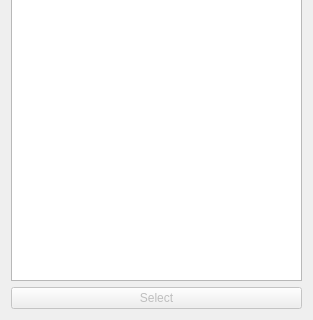
Qt form src/Widgets/dlgchooser.ui (Open-Transactions/Moneychanger) before a commit; both pictures show x 0 to 313 and y 146 to 466 of the 313 by 466 pixel window.
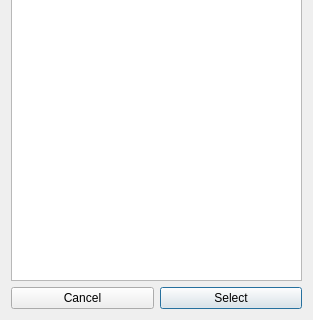
The same form after that commit.

Commit message: finished off chooser dialog.

Diff of the .ui file:
```diff
--- a/src/Widgets/dlgchooser.ui
+++ b/src/Widgets/dlgchooser.ui
@@ -29,14 +29,31 @@
       <widget class="QTableWidget" name="tableWidget"/>
      </item>
      <item>
+      <layout class="QHBoxLayout" name="horizontalLayout">
+       <item>
+        <widget class="QPushButton" name="cancelButton">
+         <property name="text">
+          <string>Cancel</string>
+         </property>
+         <property name="autoDefault">
+          <bool>false</bool>
+         </property>
+        </widget>
+       </item>
+       <item>
       <widget class="QPushButton" name="pushButton">
-       <property name="enabled">
-        <bool>false</bool>
-       </property>
        <property name="text">
         <string>Select</string>
        </property>
-      </widget>
+         <property name="autoDefault">
+          <bool>false</bool>
+         </property>
+         <property name="default">
+          <bool>true</bool>
+         </property>
+        </widget>
+       </item>
+      </layout>
      </item>
     </layout>
    </item>
```
Lines whose indentation alone changed are shown as unchanged. The commit also changes 5 other files.
